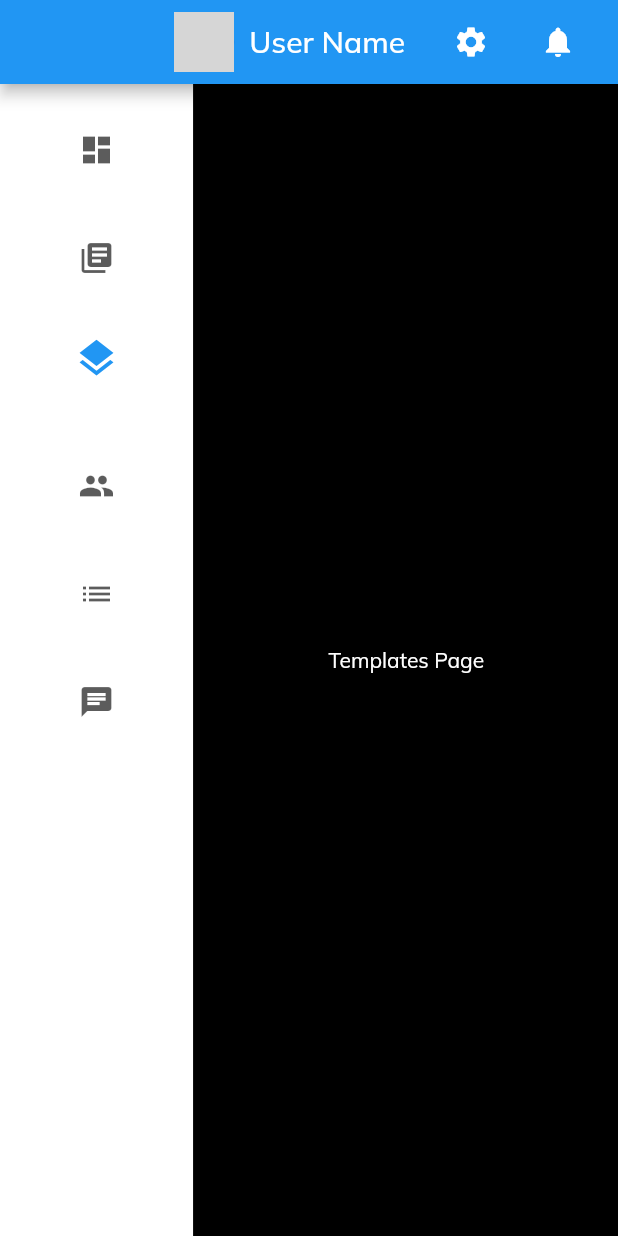
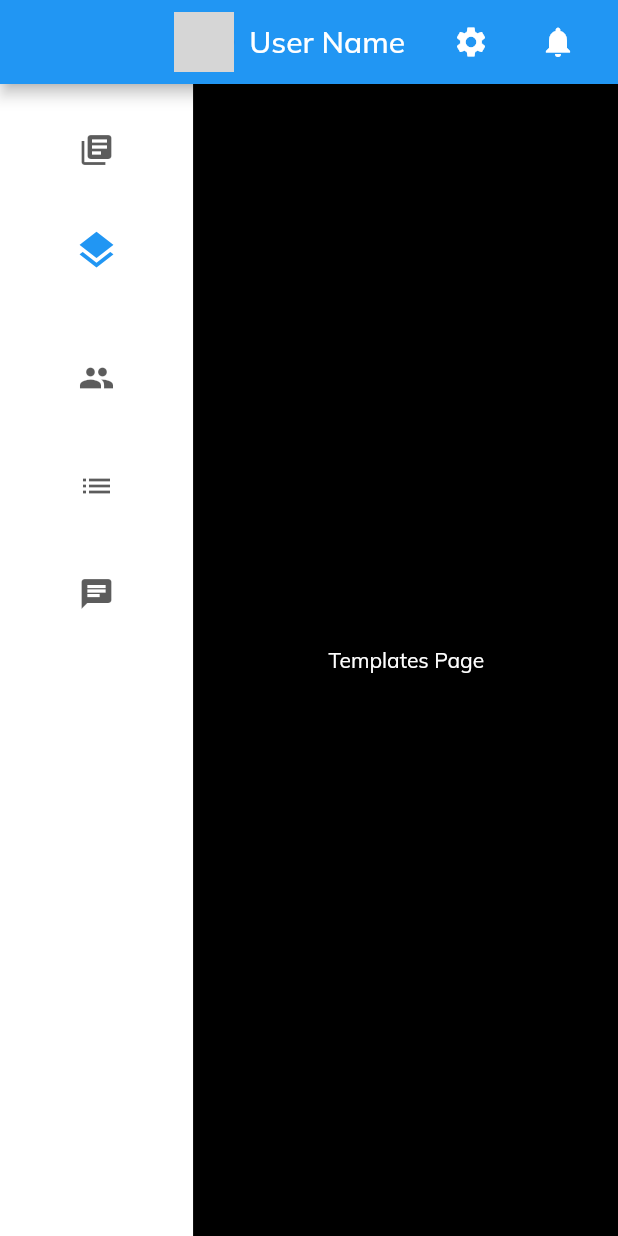
Before and after one commit to salahlashein/Web-dashboard-for-a-powerlifting-company, a Flutter app: the Navbar screen opened by its route, after a tap on "Templates", on a phone screen of 412 x 824 dp. Run offline on Flutter 3.47's test engine with Material 2 defaults, Android fonts, the phone set to English and light mode, and no system bars; our stand-ins replace get, google_fonts; network calls fail; grey boxes are pictures that could not be loaded.

Commit message:
dashboard removed form side menu

```diff
--- a/lib/navbar.dart
+++ b/lib/navbar.dart
@@ -1,4 +1,5 @@
 import 'package:flutter/material.dart';
+
 class Navbar extends StatefulWidget {
   @override
   _NavbarState createState() => _NavbarState();
@@ -8,7 +9,6 @@ class _NavbarState extends State<Navbar> {
   int _selectedIndex = 0;
 
   final List<Widget> _widgetOptions = <Widget>[
-    Text('Dashboard Page', style: TextStyle(color: Colors.white)),
     Text('Exercise Library Page', style: TextStyle(color: Colors.white)),
     Text('Templates Page', style: TextStyle(color: Colors.white)),
     Text('Athlete Overview Page', style: TextStyle(color: Colors.white)),
@@ -62,15 +62,10 @@ class _NavbarState extends State<Navbar> {
             labelType: NavigationRailLabelType.selected,
             destinations: [
               NavigationRailDestination(
-                icon: Icon(Icons.dashboard),
-                selectedIcon: Icon(Icons.dashboard, size: 30),
-                label: Text('Dashboard', style: TextStyle(color: Colors.white)),
-              ),
-              NavigationRailDestination(
                 icon: Icon(Icons.library_books),
                 selectedIcon: Icon(Icons.library_books, size: 30),
-                label: Text(
-                    'Exercise Library', style: TextStyle(color: Colors.white)),
+                label: Text('Exercise Library',
+                    style: TextStyle(color: Colors.white)),
               ),
               NavigationRailDestination(
                 icon: Icon(Icons.layers),
@@ -80,14 +75,14 @@ class _NavbarState extends State<Navbar> {
               NavigationRailDestination(
                 icon: Icon(Icons.people),
                 selectedIcon: Icon(Icons.people, size: 30),
-                label: Text(
-                    'Athlete Overview', style: TextStyle(color: Colors.white)),
+                label: Text('Athlete Overview',
+                    style: TextStyle(color: Colors.white)),
               ),
               NavigationRailDestination(
                 icon: Icon(Icons.list),
                 selectedIcon: Icon(Icons.list, size: 30),
-                label: Text(
-                    'Athlete List', style: TextStyle(color: Colors.white)),
+                label:
+                    Text('Athlete List', style: TextStyle(color: Colors.white)),
               ),
               NavigationRailDestination(
                 icon: Icon(Icons.chat),
```
